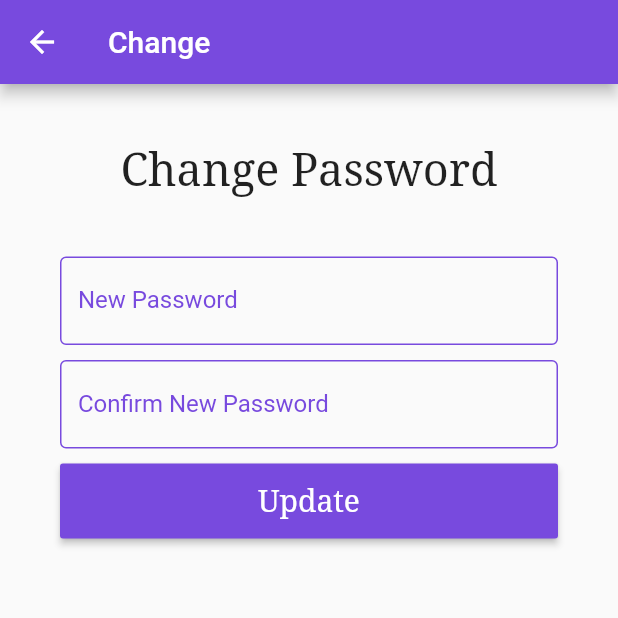
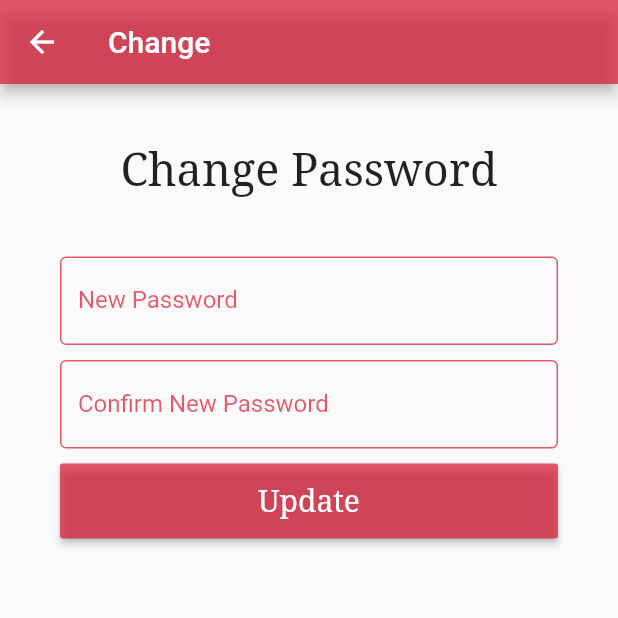
Before and after one commit to xuwudawei/Africoncours_App, a Flutter app: the ChangePassword screen opened by its route, on a phone screen of 412 x 824 dp, the top half of it. Run offline on Flutter 3.47's test engine with Material 2 defaults, Android fonts, the phone set to English and light mode, and no system bars; our stand-ins replace cached_network_image, carousel_slider, email_validator, firebase_storage, font_awesome_flutter, form_field_validator and 3 more; missing offline and left inert: flutter_country_picker, loading, preferences; accounts and stored records are empty.

Commit message:
partially done with use profile pages update including jobs and competitions

```diff
--- a/lib/src/request/changePasword.dart
+++ b/lib/src/request/changePasword.dart
@@ -12,7 +12,7 @@ class ChangePass {
   Future<Map> changePass() async {
     try {
       var updated = await http.put(
-        '${URLS.environment == "production" ? URLS.url[1] : URLS.url[0]}/user/user/update/password/$id',
+        '${URLS.environment == "production" ? URLS.url[1] : URLS.url[0]}/user/student/update/password/$id',
         body: json.encode(password),
         headers: {
           HttpHeaders.contentTypeHeader: 'application/json',
--- a/lib/src/widgets/user/userpage/body/AccountSecurityPages/change_password.dart
+++ b/lib/src/widgets/user/userpage/body/AccountSecurityPages/change_password.dart
@@ -1,13 +1,10 @@
 import 'package:flutter/material.dart';
 import 'package:form_field_validator/form_field_validator.dart';
-import '../../../.././../provider/User.dart';
-import '../../../../../../src/request/changePasword.dart';
+import '../../../../../provider/User.dart';
+import '../../../../../request/changePasword.dart';
 import 'package:loading/indicator/ball_spin_fade_loader_indicator.dart';
 import 'package:loading/loading.dart';
 import 'package:provider/provider.dart';
-
-var bg = 0xFF784ADE;
-var color = 0xFF784ADE;
 
 class ChangePassword extends StatefulWidget {
   @override
@@ -42,7 +39,7 @@ class _ChangePasswordState extends State<ChangePassword> {
       key: _scaffold,
       appBar: AppBar(
         title: Text('Change'),
-        backgroundColor: Color(color),
+        backgroundColor: Color.fromRGBO(220, 20, 47, 0.7),
       ),
       body: Container(
         padding: EdgeInsets.only(left: 40, right: 40),
@@ -89,11 +86,17 @@ class _ChangePasswordState extends State<ChangePassword> {
       decoration: InputDecoration(
           hintText: "******",
           labelText: "New Password",
-          labelStyle: TextStyle(color: Color(bg)),
-          enabledBorder:
-              OutlineInputBorder(borderSide: BorderSide(color: Color(bg))),
-          focusedBorder:
-              OutlineInputBorder(borderSide: BorderSide(color: Color(bg))),
+          labelStyle: TextStyle(
+            color: Color.fromRGBO(220, 20, 47, 0.7),
+          ),
+          enabledBorder: OutlineInputBorder(
+              borderSide: BorderSide(
+            color: Color.fromRGBO(220, 20, 47, 0.7),
+          )),
+          focusedBorder: OutlineInputBorder(
+              borderSide: BorderSide(
+            color: Color.fromRGBO(220, 20, 47, 0.7),
+          )),
           focusedErrorBorder:
               OutlineInputBorder(borderSide: BorderSide(color: Colors.red)),
           errorBorder:
@@ -119,11 +122,17 @@ class _ChangePasswordState extends State<ChangePassword> {
       decoration: InputDecoration(
           hintText: "******",
           labelText: "Confirm New Password",
-          labelStyle: TextStyle(color: Color(bg)),
-          enabledBorder:
-              OutlineInputBorder(borderSide: BorderSide(color: Color(bg))),
-          focusedBorder:
-              OutlineInputBorder(borderSide: BorderSide(color: Color(bg))),
+          labelStyle: TextStyle(
+            color: Color.fromRGBO(220, 20, 47, 0.7),
+          ),
+          enabledBorder: OutlineInputBorder(
+              borderSide: BorderSide(
+            color: Color.fromRGBO(220, 20, 47, 0.7),
+          )),
+          focusedBorder: OutlineInputBorder(
+              borderSide: BorderSide(
+            color: Color.fromRGBO(220, 20, 47, 0.7),
+          )),
           focusedErrorBorder:
               OutlineInputBorder(borderSide: BorderSide(color: Colors.red)),
           errorBorder:
@@ -142,24 +151,31 @@ class _ChangePasswordState extends State<ChangePassword> {
   }
 
   Widget savechanges(context) {
+    final studentInfo = Provider.of<UserInfoProvider>(context);
     return ButtonTheme(
       minWidth: MediaQuery.of(context).size.width,
       height: 50,
       child: RaisedButton(
-        color: Color(bg),
+        color: Color.fromRGBO(220, 20, 47, 0.7),
         child: Text(
           "Update",
           style:
               TextStyle(color: Colors.white, fontSize: 20, fontFamily: 'serif'),
         ),
-        onPressed: () {
+        onPressed: () async {
           formKey.currentState.save();
           //changes will be made here in the backend;
           if (formKey.currentState.validate()) {
             setState(() {
               this.isLoading = true;
             });
-            //changes in the backend
+            ChangePass change = ChangePass(
+              id: studentInfo.getUserInfo["_id"],
+              token: studentInfo.getUserInfo["auth_token"],
+              password: {"password": passwords},
+            );
+            var updated = await change.changePass();
+            studentInfo.setUserInfo(updated);
             setState(
               () {
                 this.isLoading = false;
@@ -191,7 +207,7 @@ class _ChangePasswordState extends State<ChangePassword> {
   showSnackBar() {
     final snackbar = new SnackBar(
       duration: new Duration(seconds: 3),
-      backgroundColor: Color(bg),
+      backgroundColor: Color.fromRGBO(220, 20, 47, 0.7),
       content: Text(
         "Password Updated Successfully",
         textAlign: TextAlign.center,
--- a/lib/src/widgets/user/userpage/body/SettingsPages/NotificationsPage.dart
+++ b/lib/src/widgets/user/userpage/body/SettingsPages/NotificationsPage.dart
@@ -1,8 +1,6 @@
 import 'package:flutter/material.dart';
 import 'package:preferences/preference_page.dart';
 import 'package:preferences/preferences.dart';
-
-var color = 0xFF784ADE;
 
 class Notifications extends StatefulWidget {
   @override
@@ -15,7 +13,7 @@ class _NotificationsState extends State<Notifications> {
     return Scaffold(
       appBar: AppBar(
         title: Text('Settings'),
-        backgroundColor: Color(color),
+        backgroundColor: Color.fromRGBO(220, 20, 47, 0.7),
       ),
       body: PreferencePage([
         PreferenceTitle('Manage Notifications'),
--- a/lib/src/widgets/user/userpage/body/competitions.dart
+++ b/lib/src/widgets/user/userpage/body/competitions.dart
@@ -94,12 +94,13 @@ class _CompetitionState extends State<Competition> {
                         bottomLeft: Radius.circular(30),
                         bottomRight: Radius.circular(30))),
                 child: Padding(
-                  padding: const EdgeInsets.symmetric(horizontal: 30),
+                  padding: const EdgeInsets.symmetric(horizontal: 110),
                   child: Row(
                     mainAxisAlignment: MainAxisAlignment.spaceBetween,
                     children: <Widget>[
                       Text(
                         "Competitions",
+                        textAlign: TextAlign.center,
                         style: TextStyle(color: Colors.white, fontSize: 24),
                       ),
                     ],
@@ -136,6 +137,9 @@ class _CompetitionState extends State<Competition> {
                                   horizontal: 25, vertical: 13)),
                         ),
                       ),
+                    ),
+                    SizedBox(
+                      height: 30,
                     ),
                   ],
                 ),
--- a/lib/src/widgets/user/userpage/main.dart
+++ b/lib/src/widgets/user/userpage/main.dart
@@ -8,7 +8,7 @@ import 'package:shared_preferences/shared_preferences.dart';
 import 'body/homepage.dart';
 import 'body/news.dart';
 import 'body/setting.dart';
-import 'body/competitions.dart';
+import 'body/jobs.dart';
 
 // Drawer import
 import 'body/userDrawer.dart';
@@ -100,8 +100,7 @@ class _UserPageState extends State<UserPage> {
       drawer: Drawer(
         child: UserDrawer(),
       ),
-      body: [Homepage(), Ongoing(), Competition(), Settings()]
-          .elementAt(selectedNav),
+      body: [Homepage(), Ongoing(), Job(), Settings()].elementAt(selectedNav),
       bottomNavigationBar: Theme(
         data: Theme.of(context).copyWith(
           primaryColor: Color.fromRGBO(220, 20, 47, 0.7),
```
Also changed, not shown: lib/src/widgets/user/userpage/body/AccountSecurityPages/change_email.dart (+13 -9 lines), lib/src/widgets/user/userpage/body/AccountSecurityPages/change_phone_number.dart (+7 -7 lines), lib/src/widgets/user/userpage/body/SettingsPages/AccountSecurityPage.dart (+4 -6 lines), lib/src/widgets/user/userpage/body/UserProfilePage/editProfilePages/changeProfilePicture.dart (+4 -4 lines), lib/src/widgets/user/userpage/body/jobs.dart (+6 -3 lines), lib/src/widgets/user/userpage/body/setting.dart (+0 -8 lines), lib/src/widgets/user/userpage/body/userDrawer.dart (+0 -7 lines).
